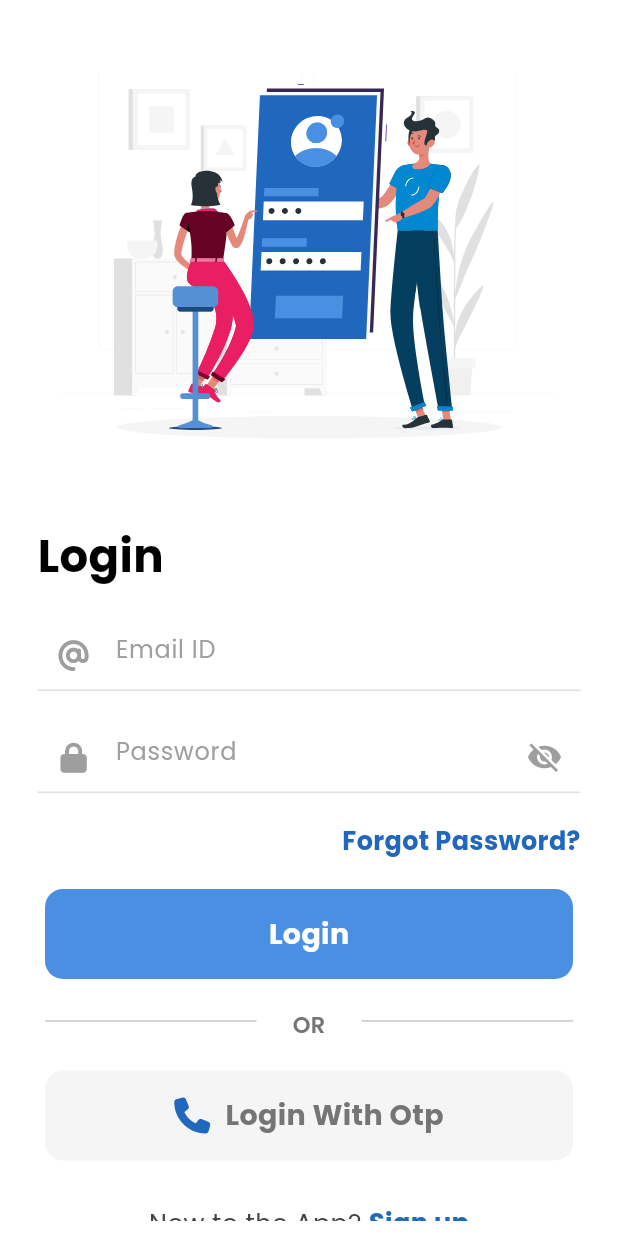
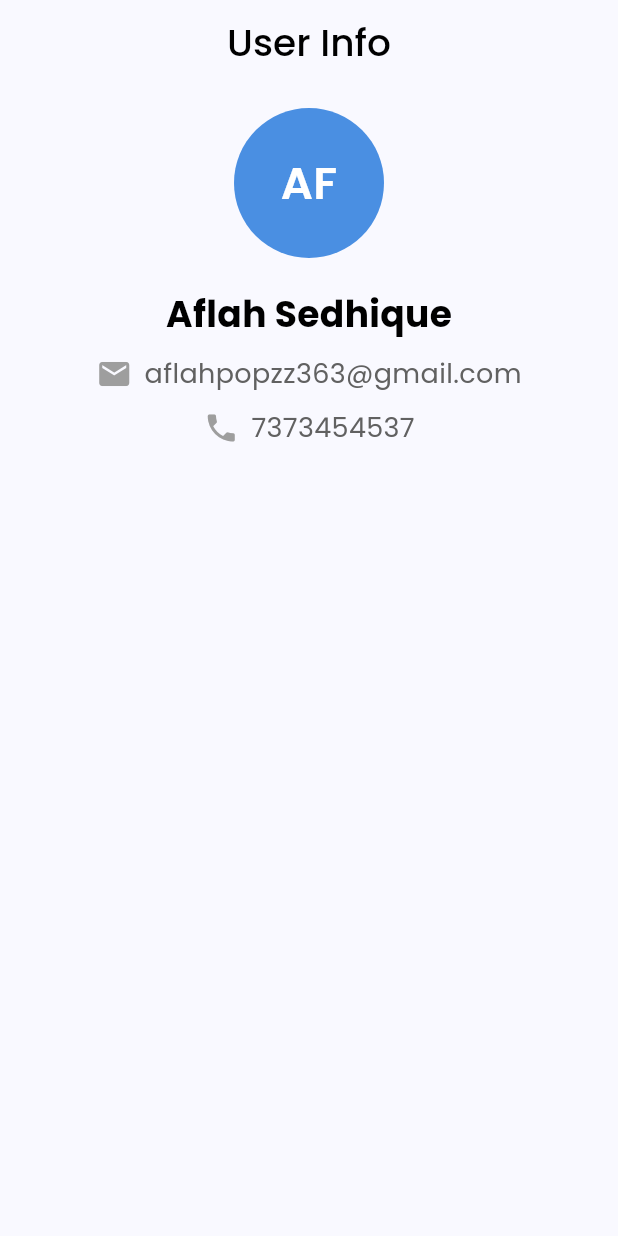
Before and after one commit to Aflah3100/resolute_ai_assignment_app, a Flutter app: the screen it shows after launch, on a phone screen of 412 x 824 dp. Run offline on Flutter 3.47's test engine with Material 3 defaults, Android fonts, the phone set to English and light mode, and no system bars; our stand-ins replace cloud_firestore, firebase_auth, firebase_core, flutter_otp_text_field, fluttertoast, font_awesome_flutter and 3 more; missing offline and left inert: dart:ffi; accounts and stored records are empty.

Commit message:
Developed user info screen

```diff
--- a/lib/main.dart
+++ b/lib/main.dart
@@ -4,9 +4,10 @@ import 'package:provider/provider.dart';
 import 'package:resolute_ai_assignment_app/providers/auth_scren_provider.dart';
 import 'package:resolute_ai_assignment_app/router/generate_route.dart';
 import 'package:resolute_ai_assignment_app/screens/auth_screen/authentication_screen.dart';
+import 'package:resolute_ai_assignment_app/screens/user_profile_screen/user_profile_screen.dart';
 import 'package:resolute_ai_assignment_app/utils/assets.dart';
 
-void main() async{
+void main() async {
   WidgetsFlutterBinding.ensureInitialized();
 
   //Initialize-firebase
@@ -30,7 +31,11 @@ class MyApp extends StatelessWidget {
           useMaterial3: true,
         ),
         onGenerateRoute: generateRoute,
-        home:  AuthenticationScreen(),
+        home: UserProfileScreen(
+          fullName: 'Aflah Sedhique',
+          emailAddress: 'aflahpopzz363@gmail.com',
+          mobileNumber: '7373454537',
+        ),
       ),
     );
   }
--- a/lib/screens/auth_screen/authentication_screen.dart
+++ b/lib/screens/auth_screen/authentication_screen.dart
@@ -11,7 +11,7 @@ import 'package:resolute_ai_assignment_app/providers/auth_scren_provider.dart';
 import 'package:resolute_ai_assignment_app/router/route_constants.dart';
 import 'package:resolute_ai_assignment_app/screens/firebase/firebase_auth/firebase_auth_functions.dart';
 import 'package:resolute_ai_assignment_app/screens/forgot_password_screen/forgot_password_screen.dart';
-import 'package:resolute_ai_assignment_app/screens/home_screen/home_screen.dart';
+import 'package:resolute_ai_assignment_app/screens/user_profile_screen/user_profile_screen.dart';
 import 'package:resolute_ai_assignment_app/screens/otp_auth_screen/phone_number_verification_screen.dart';
 import 'package:resolute_ai_assignment_app/utils/assets.dart';
 
--- a/lib/screens/home_screen/home_screen.dart
+++ /dev/null
@@ -1,18 +0,0 @@
-import 'package:flutter/material.dart';
-
-class HomeScreen extends StatelessWidget {
-  const HomeScreen({super.key});
-
-  @override
-  Widget build(BuildContext context) {
-    return const Scaffold(
-      body: SafeArea(
-          child: Center(
-        child: Text(
-          'Home Screen',
-          style: TextStyle(fontSize: 25),
-        ),
-      )),
-    );
-  }
-}
--- /dev/null
+++ b/lib/screens/user_profile_screen/user_profile_screen.dart
@@ -0,0 +1,108 @@
+import 'package:flutter/material.dart';
+import 'package:resolute_ai_assignment_app/utils/assets.dart';
+
+class UserProfileScreen extends StatelessWidget {
+  final String fullName;
+  final String emailAddress;
+  final String mobileNumber;
+
+  // Constructor to pass user details
+  UserProfileScreen({
+    required this.fullName,
+    required this.emailAddress,
+    required this.mobileNumber,
+  });
+
+  @override
+  Widget build(BuildContext context) {
+    return Scaffold(
+      appBar: AppBar(
+        title: Text(
+          'User Info',
+          style: AppTextStyles.appTextStyle(
+              fontColor: Colors.black,
+              fontWeight: FontWeight.w500,
+              fontSize: 25),
+        ),
+        centerTitle: true,
+      ),
+      body: Padding(
+        padding: const EdgeInsets.all(16.0),
+        child: Column(
+          crossAxisAlignment: CrossAxisAlignment.center,
+          children: [
+            // Profile Picture
+            CircleAvatar(
+              radius: 50,
+              backgroundColor: AppColors.lightBlueColor,
+              child: Text(
+                getInitials(
+                  fullName,
+                ),
+                style: AppTextStyles.appTextStyle(
+                    fontColor: Colors.white,
+                    fontSize: 30,
+                    fontWeight: FontWeight.w600),
+              ),
+            ),
+            const SizedBox(height: 20),
+
+            // Full Name
+            Text(
+              fullName,
+              style: AppTextStyles.appTextStyle(
+                  fontColor: Colors.black,
+                  fontSize: 24,
+                  fontWeight: FontWeight.bold),
+            ),
+            const SizedBox(height: 10),
+
+            // Email Address
+            Row(
+              mainAxisAlignment: MainAxisAlignment.center,
+              children: [
+                const Icon(Icons.email, color: Colors.grey),
+                const SizedBox(width: 8),
+                Text(
+                  emailAddress,
+                  style: AppTextStyles.appTextStyle(
+                      fontColor: Colors.grey[700]!,
+                      fontSize: 18,
+                      fontWeight: FontWeight.w400),
+                ),
+              ],
+            ),
+            const SizedBox(height: 10),
+
+            // Mobile Number
+            Row(
+              mainAxisAlignment: MainAxisAlignment.center,
+              children: [
+                const Icon(Icons.phone, color: Colors.grey),
+                const SizedBox(width: 8),
+                Text(
+                  mobileNumber,
+                  style: AppTextStyles.appTextStyle(
+                      fontColor: Colors.grey[700]!,
+                      fontSize: 18,
+                      fontWeight: FontWeight.w400),
+                ),
+              ],
+            ),
+
+
+            const Spacer(),
+          ],
+        ),
+      ),
+    );
+  }
+
+  String getInitials(String fullName) {
+    if (fullName.isEmpty) return '';
+
+    String initials = fullName.substring(0, 2);
+
+    return initials.toUpperCase();
+  }
+}
```
